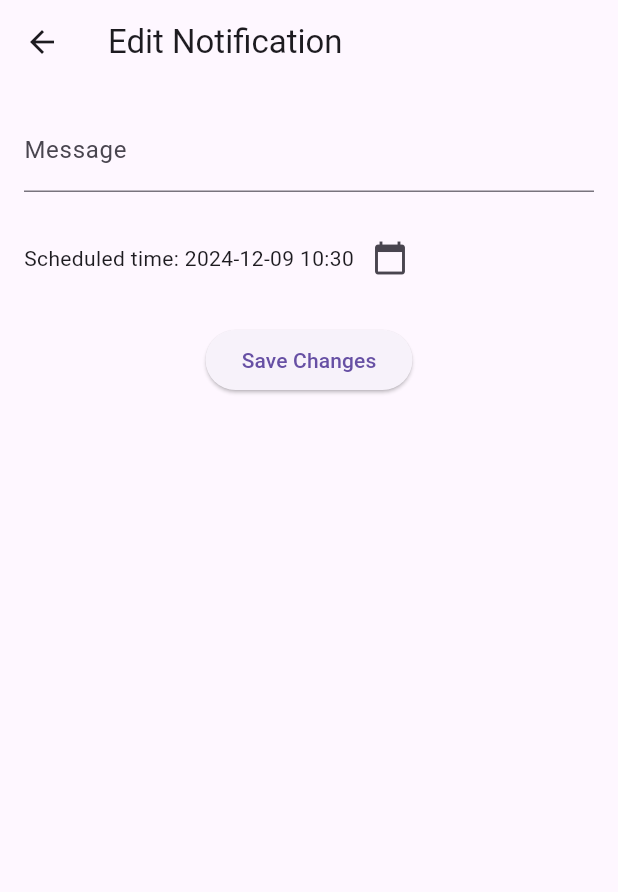
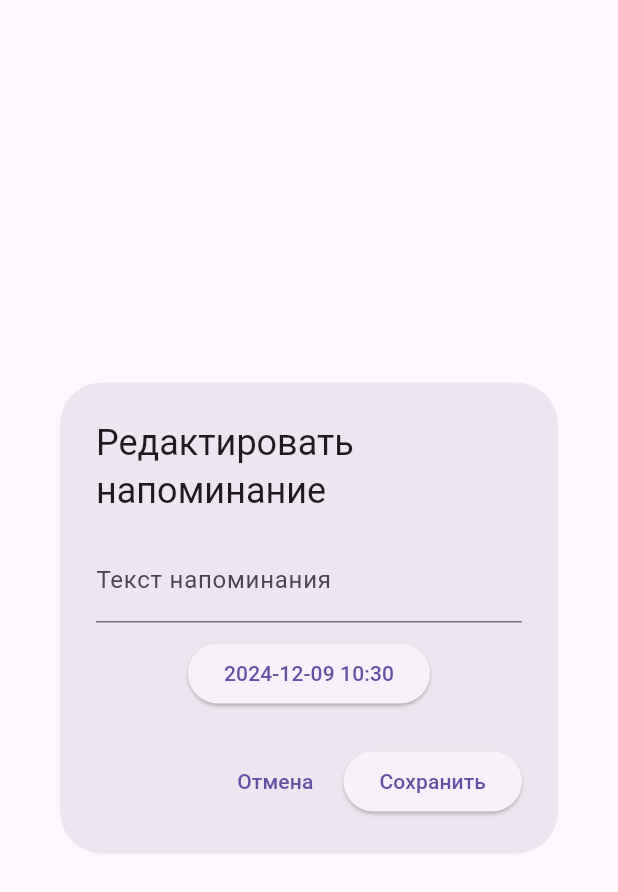
Before and after one commit to NAZARKHMEL/Remindly, a Flutter app: the EditNotificationPage widget shown alone on an empty page, opened directly with empty values, on a phone screen of 412 x 824 dp. Shown: the top 892 px of the screen. Run offline on Flutter 3.47's test engine with Material 3 defaults, Android fonts, the phone set to English and light mode, and no system bars; our stand-ins replace flutter_local_notifications, timezone.

Commit message:
edit notifications

```diff
--- a/lib/pages/edit_notification_page.dart
+++ b/lib/pages/edit_notification_page.dart
@@ -1,51 +1,47 @@
 import 'package:flutter/material.dart';
+import 'package:intl/intl.dart';
 import '../models/notification_data.dart';
-import 'package:intl/intl.dart';
 
 class EditNotificationPage extends StatefulWidget {
   final NotificationData notification;
+  final Function(DateTime, String) onEdit;
 
-  EditNotificationPage({required this.notification});
+  EditNotificationPage({
+    required this.notification,
+    required this.onEdit,
+  });
 
   @override
   _EditNotificationPageState createState() => _EditNotificationPageState();
 }
 
 class _EditNotificationPageState extends State<EditNotificationPage> {
-  final TextEditingController _messageController = TextEditingController();
-  DateTime? _scheduledDateTime;
+  late TextEditingController _messageController;
+  DateTime? _selectedDateTime;
 
   @override
   void initState() {
     super.initState();
-    _messageController.text = widget.notification.message;
-    _scheduledDateTime = widget.notification.scheduledDate;
-  }
-
-  void _saveChanges() {
-    // Update notification data or any logic to save changes
-    setState(() {
-      widget.notification.message = _messageController.text;
-      widget.notification.scheduledDate = _scheduledDateTime!;
-    });
-
-    Navigator.pop(context);
+    _messageController =
+        TextEditingController(text: widget.notification.message);
+    _selectedDateTime = widget.notification.scheduledDate;
   }
 
   Future<void> _selectDateTime(BuildContext context) async {
     final DateTime? pickedDate = await showDatePicker(
       context: context,
-      initialDate: _scheduledDateTime ?? DateTime.now(),
+      initialDate: _selectedDateTime ?? DateTime.now(),
       firstDate: DateTime.now(),
       lastDate: DateTime(2100),
     );
 
     if (pickedDate != null) {
-      final TimeOfDay? pickedTime = await showTimePicker(context: context, initialTime: TimeOfDay.now());
+      final TimeOfDay? pickedTime =
+          await showTimePicker(context: context, initialTime: TimeOfDay.now());
 
       if (pickedTime != null) {
         setState(() {
-          _scheduledDateTime = DateTime(
+          _selectedDateTime = DateTime(
             pickedDate.year,
             pickedDate.month,
             pickedDate.day,
@@ -57,36 +53,52 @@ class _EditNotificationPageState extends State<EditNotificationPage> {
     }
   }
 
+  void _saveChanges() {
+    // Проверка на пустое поле сообщения или не выбранную дату
+    if (_messageController.text.isEmpty || _selectedDateTime == null) {
+      ScaffoldMessenger.of(context).showSnackBar(
+        SnackBar(content: Text('Заполните все поля перед сохранением')),
+      );
+      return;
+    }
+
+    // Передаем изменения обратно в родительский виджет
+    widget.onEdit(_selectedDateTime!, _messageController.text);
+    Navigator.pop(context);  // Закрываем экран редактирования
+  }
+
   @override
   Widget build(BuildContext context) {
-    return Scaffold(
-      appBar: AppBar(title: Text('Edit Notification')),
-      body: Padding(
-        padding: const EdgeInsets.all(16.0),
-        child: Column(
+    return AlertDialog(
+      title: Text('Редактировать напоминание'),
+      content: Column(
+        mainAxisSize: MainAxisSize.min,
         children: [
           TextField(
             controller: _messageController,
-              decoration: InputDecoration(labelText: 'Message'),
+            decoration: InputDecoration(labelText: 'Текст напоминания'),
           ),
-            SizedBox(height: 20),
-            Row(
-              children: [
-                Text('Scheduled time: ${_scheduledDateTime != null ? DateFormat('yyyy-MM-dd HH:mm').format(_scheduledDateTime!) : 'Not set'}'),
-                IconButton(
-                  icon: Icon(Icons.calendar_today),
+          SizedBox(height: 10),
+          ElevatedButton(
             onPressed: () => _selectDateTime(context),
+            child: Text(
+              _selectedDateTime == null
+                  ? 'Выбрать дату'
+                  : DateFormat('yyyy-MM-dd HH:mm').format(_selectedDateTime!),
+            ),
           ),
         ],
       ),
-            SizedBox(height: 20),
+      actions: [
+        TextButton(
+          onPressed: () => Navigator.pop(context),  // Закрываем без изменений
+          child: Text('Отмена'),
+        ),
         ElevatedButton(
-              onPressed: _saveChanges,
-              child: Text('Save Changes'),
+          onPressed: _saveChanges,  // Сохраняем изменения
+          child: Text('Сохранить'),
         ),
       ],
-        ),
-      ),
     );
   }
 }
```
Also changed, not shown: lib/models/notification_data.dart (+9 -0 lines), lib/pages/home_page.dart (+93 -69 lines), lib/pages/manage_notifications_page.dart (+43 -17 lines). Lines whose indentation alone changed are shown as unchanged.
